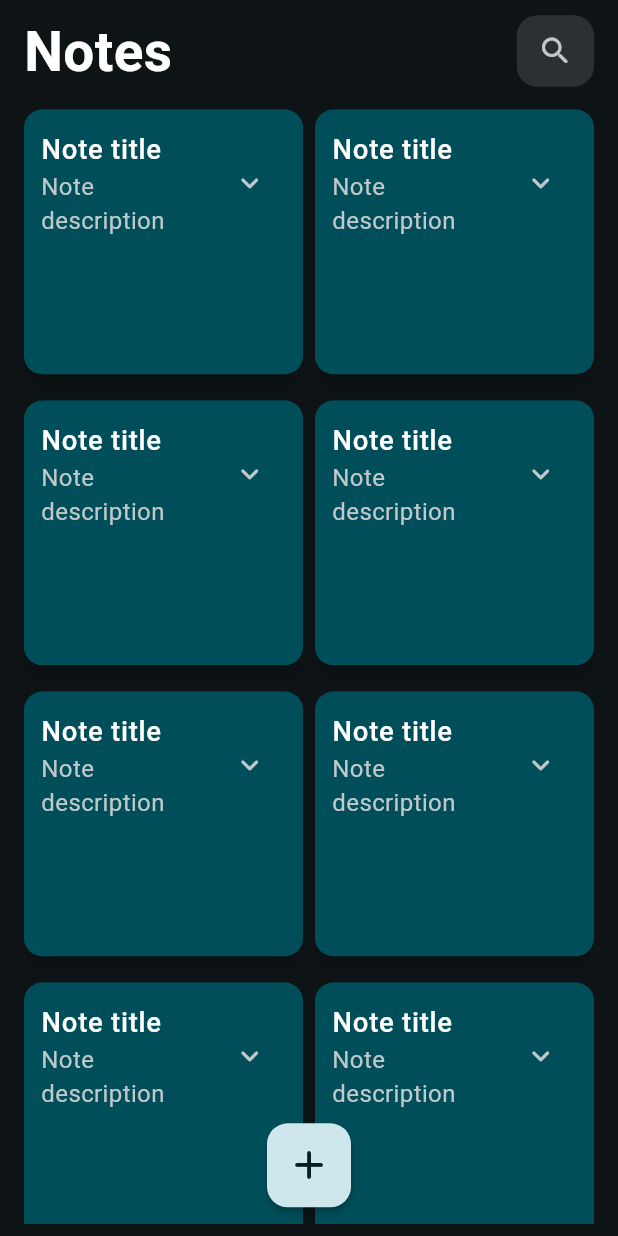
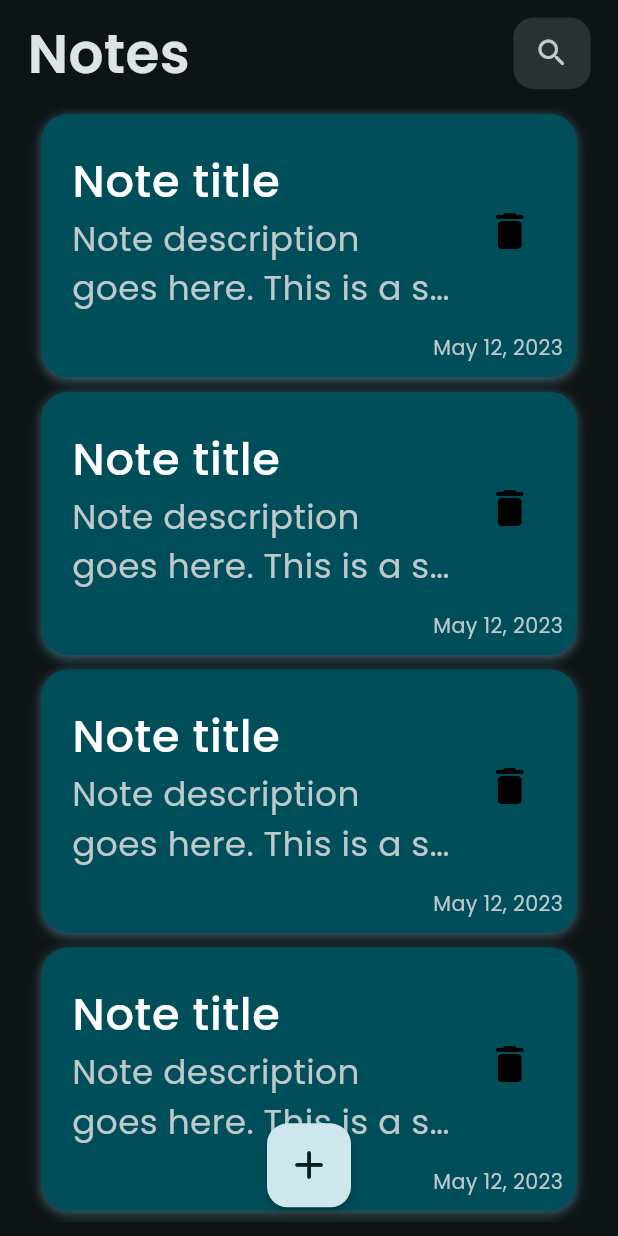
Before and after one commit to MedoAlshafei/notes, a Flutter app: the screen it shows after launch, on a phone screen of 412 x 824 dp. Run offline on Flutter 3.47's test engine with Material 3 defaults, Android fonts, the phone set to English and light mode, and no system bars; our stand-ins replace flutter_screenutil, google_fonts.

Commit message:
Add : List View and text style

```diff
--- a/lib/main.dart
+++ b/lib/main.dart
@@ -1,5 +1,6 @@
 import 'package:flutter/material.dart';
 import 'package:flutter_screenutil/flutter_screenutil.dart';
+import 'package:google_fonts/google_fonts.dart';
 
 import 'views/home_view.dart';
 
@@ -21,6 +22,7 @@ class NotesApp extends StatelessWidget {
         title: 'Flutter Demo',
         debugShowCheckedModeBanner: false,
         theme: ThemeData(
+          textTheme: GoogleFonts.poppinsTextTheme(),
           colorScheme: ColorScheme.fromSeed(
             seedColor: Colors.cyan,
             brightness: Brightness.dark,
--- a/lib/views/home_view.dart
+++ b/lib/views/home_view.dart
@@ -7,27 +7,14 @@ class HomeView extends StatelessWidget {
   @override
   Widget build(BuildContext context) {
     return Scaffold(
+      // backgroundColor: Colors.transparent,
       body: Padding(
-        padding: const EdgeInsets.symmetric(horizontal: 16, vertical: 8),
+        padding: EdgeInsets.symmetric(horizontal: 16.w, vertical: 8.h),
         child: Column(
           children: [
+            SizedBox(height: MediaQuery.of(context).padding.top),
             CustomAppBar(),
-            Expanded(
-              child: GridView.builder(
-                gridDelegate: const SliverGridDelegateWithFixedCrossAxisCount(
-                  crossAxisSpacing: 8,
-                  mainAxisSpacing: 8,
-                  crossAxisCount: 2,
-                  childAspectRatio: 1,
-                ),
-                itemBuilder: (context, index) {
-                  return const CustomCard();
-                },
-                itemCount: 10,
-                shrinkWrap: true,
-                physics: const BouncingScrollPhysics(),
-              ),
-            ),
+            Expanded(child: NotesListView()),
           ],
         ),
       ),
@@ -37,17 +24,55 @@ class HomeView extends StatelessWidget {
   }
 }
 
-class CustomCard extends StatelessWidget {
-  const CustomCard({super.key});
+class NotesListView extends StatelessWidget {
+  const NotesListView({super.key});
 
   @override
   Widget build(BuildContext context) {
-    return Card(
-      margin: EdgeInsets.only(bottom: 4.h, top: 4.h),
-      elevation: 5,
-      color: Theme.of(context).colorScheme.primaryContainer,
-      child: ListTile(
-        contentPadding: EdgeInsets.symmetric(horizontal: 10.w, vertical: 4.h),
+    return ListView.builder(
+      physics: const BouncingScrollPhysics(),
+      padding: EdgeInsets.symmetric(horizontal: 8.w, vertical: 8.h),
+      itemCount: 10,
+      itemBuilder: (context, index) {
+        return Padding(
+          padding: EdgeInsets.symmetric(vertical: 4.h),
+          child: CustomCard(
+            cardColor: Theme.of(context).colorScheme.primaryContainer,
+          ),
+        );
+      },
+    );
+  }
+}
+
+class CustomCard extends StatelessWidget {
+  const CustomCard({super.key, required this.cardColor});
+
+  final Color cardColor;
+
+  @override
+  Widget build(BuildContext context) {
+    return Container(
+      padding: EdgeInsets.only(bottom: 8.h, top: 8.h, left: 8.w, right: 8.w),
+      decoration: BoxDecoration(
+        boxShadow: [
+          BoxShadow(
+            color: Theme.of(context).colorScheme.primary.withAlpha(100),
+            blurRadius: 5,
+            offset: const Offset(0, 2),
+          ),
+        ],
+        borderRadius: BorderRadius.circular(16.r),
+        color: cardColor,
+      ),
+      child: Column(
+        crossAxisAlignment: CrossAxisAlignment.end,
+        children: [
+          ListTile(
+            contentPadding: EdgeInsets.symmetric(
+              horizontal: 10.w,
+              vertical: 4.h,
+            ),
             shape: RoundedRectangleBorder(
               borderRadius: BorderRadius.circular(12.r),
             ),
@@ -56,7 +81,8 @@ class CustomCard extends StatelessWidget {
             title: Text(
               'Note title',
               style: TextStyle(
-            fontSize: 16.sp,
+                fontFamily: 'Poppins',
+                fontSize: 26.sp,
                 fontWeight: FontWeight.w500,
                 color:
                     Theme.of(context).colorScheme.brightness == Brightness.dark
@@ -65,18 +91,25 @@ class CustomCard extends StatelessWidget {
               ),
             ),
             subtitle: Text(
-          'Note description',
+              'Note description goes here. This is a sample note description.',
+              maxLines: 2,
+              overflow: TextOverflow.ellipsis,
               style: TextStyle(
-            fontSize: 14.sp,
+                fontFamily: 'Poppins',
+                fontSize: 20.sp,
                 fontWeight: FontWeight.w400,
                 color:
                     Theme.of(context).colorScheme.brightness == Brightness.light
-                    ? Colors.grey[700]
+                        ? const Color.fromARGB(151, 97, 97, 97)
                         : Theme.of(context).colorScheme.onSurfaceVariant,
               ),
             ),
             trailing: IconButton(
-          icon: const Icon(Icons.expand_more_rounded),
+              icon: Icon(
+                Icons.delete_rounded,
+                color: Colors.black,
+                size: 28.sp,
+              ),
               onPressed: () {
                 // Add your action here
               },
@@ -84,6 +117,20 @@ class CustomCard extends StatelessWidget {
             onTap: () {
               // Add your action here
             },
+          ),
+          Text(
+            'May 12, 2023',
+            style: TextStyle(
+              fontFamily: 'Poppins',
+              fontSize: 12.sp,
+              fontWeight: FontWeight.w400,
+              color:
+                  Theme.of(context).colorScheme.brightness == Brightness.light
+                      ? const Color.fromARGB(151, 97, 97, 97)
+                      : Theme.of(context).colorScheme.onSurfaceVariant,
+            ),
+          ),
+        ],
       ),
     );
   }
@@ -130,25 +177,26 @@ class CustomAppBar extends StatelessWidget {
   Widget build(BuildContext context) {
     return Column(
       children: [
-        SizedBox(height: MediaQuery.of(context).padding.top),
+        // SizedBox(height: MediaQuery.of(context).padding.top),
         Row(
           mainAxisAlignment: MainAxisAlignment.spaceBetween,
           children: [
             Text(
               'Notes',
               style: TextStyle(
+                fontFamily: 'Poppins',
                 fontSize: 32.sp,
                 fontWeight: FontWeight.w600,
                 color:
-                    Theme.of(context).colorScheme.brightness == Brightness.dark
-                        ? Colors.white
-                        : Colors.black,
+                    Theme.of(context).colorScheme.brightness == Brightness.light
+                        ? Theme.of(context).colorScheme.onSurface
+                        : Theme.of(context).colorScheme.onSurface,
               ),
             ),
             CustomSearchIcon(),
           ],
         ),
-        SizedBox(height: MediaQuery.of(context).size.height * 0.01),
+        SizedBox(height: MediaQuery.of(context).padding.bottom),
       ],
     );
   }
```
Also changed, not shown: pubspec.yaml (+1 -6 lines), pubspec.lock, 1 other file. Lines whose indentation alone changed are shown as unchanged.
